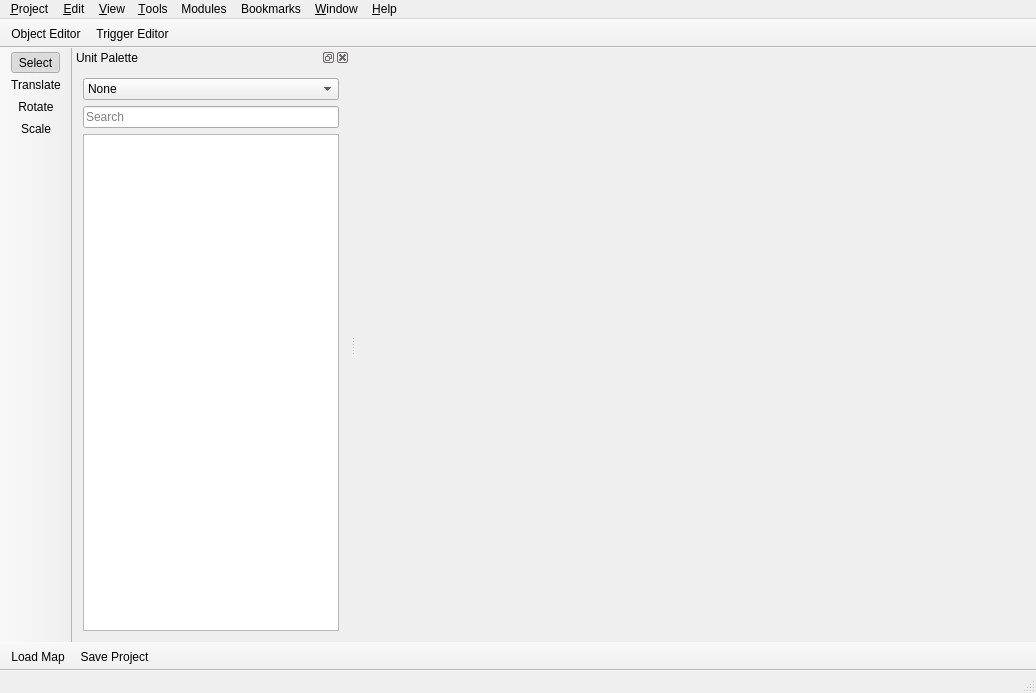
First picture: the form in editor/ui/main_window.ui, repository Kyoril/wow-pp, before the edit.
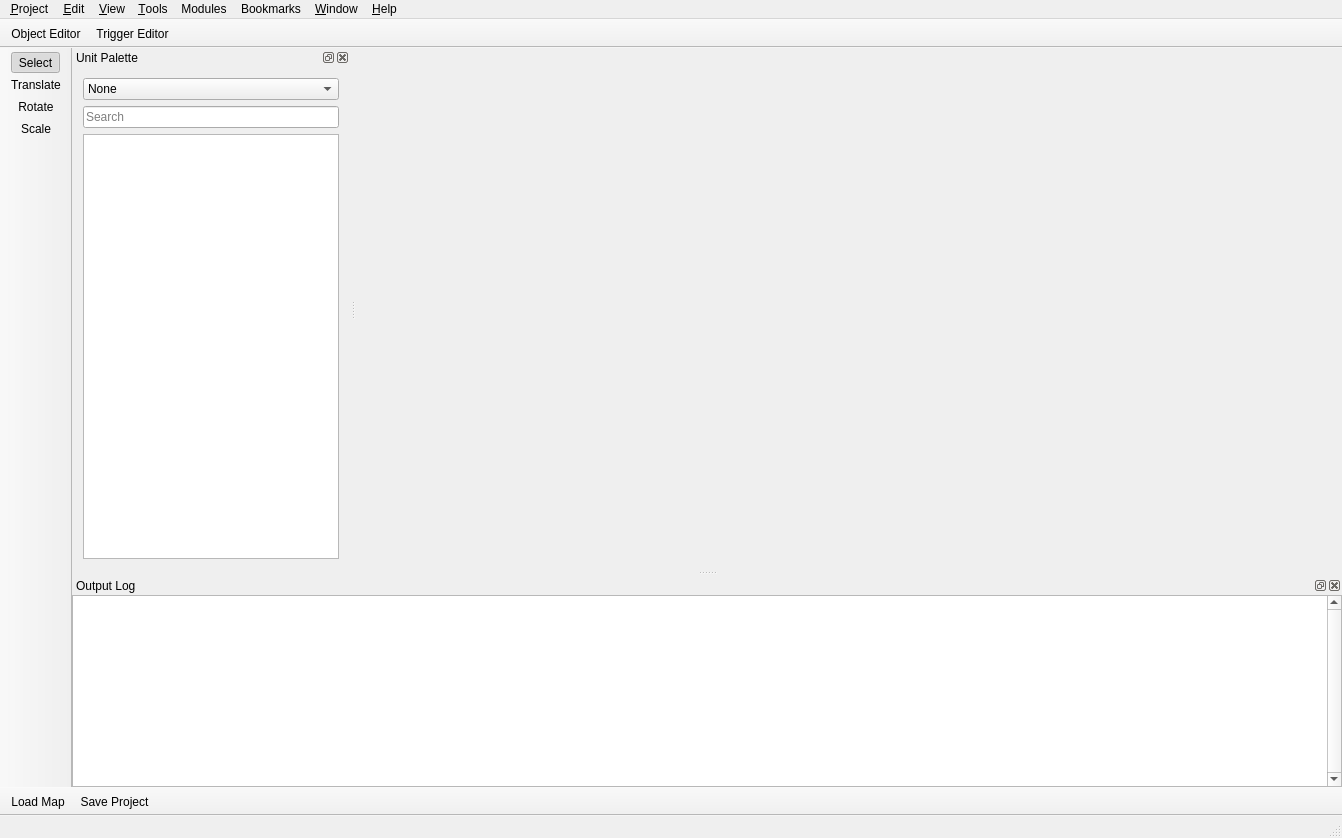
Second picture: the form after the edit. Icons and pictures are not drawn.

```diff
--- a/editor/ui/main_window.ui
+++ b/editor/ui/main_window.ui
@@ -6,8 +6,8 @@
    <rect>
     <x>0</x>
     <y>0</y>
-    <width>1036</width>
-    <height>693</height>
+    <width>1342</width>
+    <height>838</height>
    </rect>
   </property>
   <property name="windowTitle">
@@ -62,7 +62,7 @@
     <rect>
      <x>0</x>
      <y>0</y>
-     <width>1036</width>
+     <width>1342</width>
      <height>21</height>
     </rect>
    </property>
@@ -290,6 +290,46 @@
     </layout>
    </widget>
   </widget>
+  <widget class="QDockWidget" name="outputLogWidget">
+   <property name="windowTitle">
+    <string>Output Log</string>
+   </property>
+   <attribute name="dockWidgetArea">
+    <number>8</number>
+   </attribute>
+   <widget class="QWidget" name="dockWidgetContents_2">
+    <layout class="QVBoxLayout" name="verticalLayout_3">
+     <property name="leftMargin">
+      <number>0</number>
+     </property>
+     <property name="topMargin">
+      <number>0</number>
+     </property>
+     <property name="rightMargin">
+      <number>0</number>
+     </property>
+     <property name="bottomMargin">
+      <number>0</number>
+     </property>
+     <item>
+      <widget class="QTextEdit" name="outputLogBox">
+       <property name="font">
+        <font>
+         <family>Consolas</family>
+         <pointsize>10</pointsize>
+        </font>
+       </property>
+       <property name="verticalScrollBarPolicy">
+        <enum>Qt::ScrollBarAlwaysOn</enum>
+       </property>
+       <property name="readOnly">
+        <bool>true</bool>
+       </property>
+      </widget>
+     </item>
+    </layout>
+   </widget>
+  </widget>
   <action name="actionText">
    <property name="text">
     <string>Text</string>
```
Left out of the diff: 6 changed lines with no effect on the pictures.
